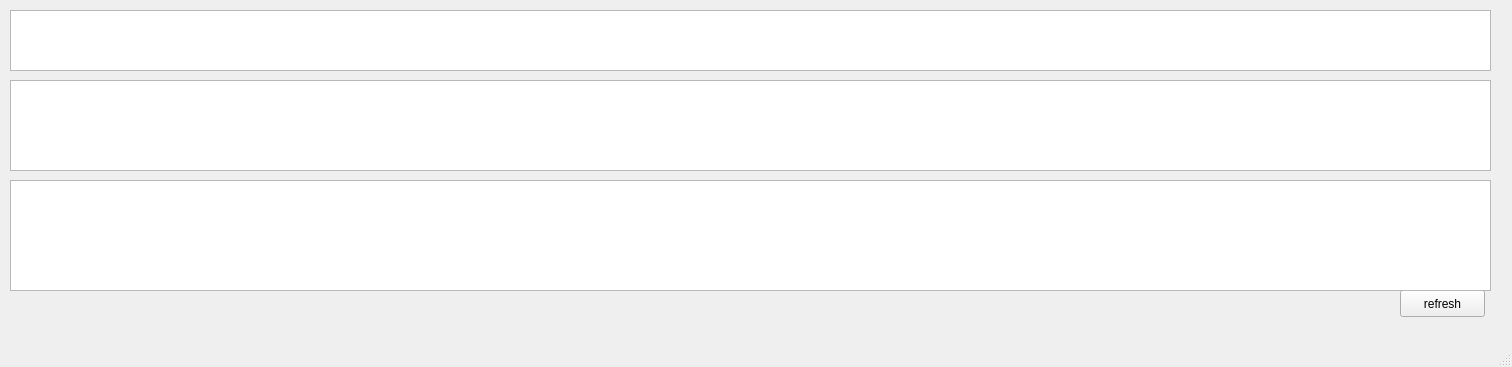
First picture: the form in Database/atts_show.ui, repository kasparj/Optimal-Q-GIS, before the edit.
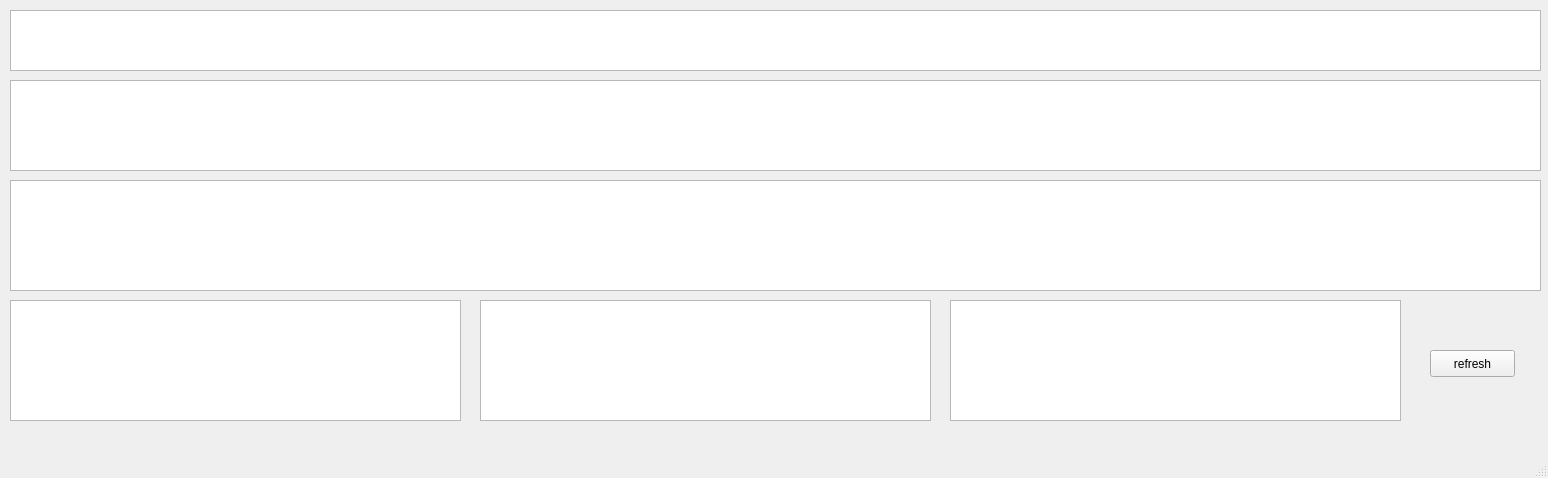
Second picture: the form after the edit.

Commit message: Pridana kategoria

```diff
--- a/Database/atts_show.ui
+++ b/Database/atts_show.ui
@@ -6,8 +6,8 @@
    <rect>
     <x>0</x>
     <y>0</y>
-    <width>1512</width>
-    <height>367</height>
+    <width>1548</width>
+    <height>478</height>
    </rect>
   </property>
   <property name="windowTitle">
@@ -19,7 +19,7 @@
      <rect>
       <x>10</x>
       <y>10</y>
-      <width>1481</width>
+      <width>1531</width>
       <height>61</height>
      </rect>
     </property>
@@ -29,7 +29,7 @@
      <rect>
       <x>10</x>
       <y>80</y>
-      <width>1481</width>
+      <width>1531</width>
       <height>91</height>
      </rect>
     </property>
@@ -37,8 +37,8 @@
    <widget class="QPushButton" name="refresh">
     <property name="geometry">
      <rect>
-      <x>1400</x>
-      <y>290</y>
+      <x>1430</x>
+      <y>350</y>
       <width>85</width>
       <height>27</height>
      </rect>
@@ -52,11 +52,41 @@
      <rect>
       <x>10</x>
       <y>180</y>
-      <width>1481</width>
+      <width>1531</width>
       <height>111</height>
      </rect>
     </property>
    </widget>
+   <widget class="QTableWidget" name="zalozene">
+    <property name="geometry">
+     <rect>
+      <x>10</x>
+      <y>300</y>
+      <width>451</width>
+      <height>121</height>
+     </rect>
+    </property>
+   </widget>
+   <widget class="QTableWidget" name="pos">
+    <property name="geometry">
+     <rect>
+      <x>480</x>
+      <y>300</y>
+      <width>451</width>
+      <height>121</height>
+     </rect>
+    </property>
+   </widget>
+   <widget class="QTableWidget" name="kategoria">
+    <property name="geometry">
+     <rect>
+      <x>950</x>
+      <y>300</y>
+      <width>451</width>
+      <height>121</height>
+     </rect>
+    </property>
+   </widget>
   </widget>
   <widget class="QMenuBar" name="menubar">
    <property name="geometry">
```
Left out of the diff: 2 changed lines with no effect on the pictures. The commit also changes 4 other files.
